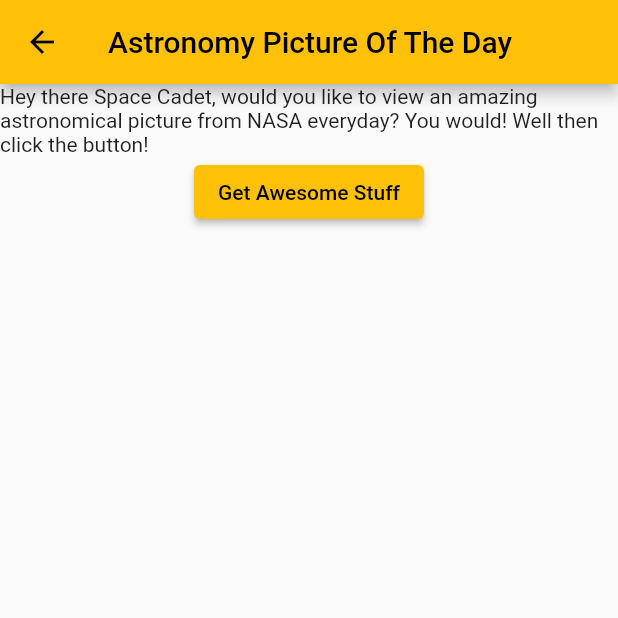
After one commit to BaiDom/stAR., a Flutter app: the APOD screen opened directly, after a tap on "Get Awesome Stuff", on a phone screen of 412 x 824 dp, the top half of it. The commit adds this screen. Run offline on Flutter 3.47's test engine with Material 2 defaults, Android fonts, the phone set to English and light mode, and no system bars; our stand-ins replace geocoding, geolocator; network calls fail.

Commit message:
APOD integrated, needs styling and work on open on page load

```diff
--- /dev/null
+++ b/lib/apireq.dart
@@ -0,0 +1,58 @@
+import 'dart:convert';
+import 'package:flutter/material.dart';
+import 'package:http/http.dart' as http;
+
+class APOD extends StatefulWidget {
+  const APOD({super.key});
+
+  @override
+  State<APOD> createState() => _APODState();
+}
+
+class _APODState extends State<APOD> {
+  Map<String, dynamic>? starData;
+
+  @override
+  Widget build(BuildContext context) {
+    var body;
+    if (starData != null) {
+      body = Center(
+          child: Column(children: [
+        Text(starData!['copyright']),
+        Image.network(starData!['url']),
+        Text(starData!['explanation'])
+      ]));
+    } else {
+      body = Center(
+          child: Column(
+        children: [
+          Text(
+              'Hey there Space Cadet, would you like to view an amazing astronomical picture from NASA everyday? You would! Well then click the button!'),
+          ElevatedButton(
+            onPressed: fetchAPI,
+            child: Text("Get Awesome Stuff"),
+          )
+        ],
+      ));
+    }
+    return Scaffold(
+      appBar: AppBar(
+        title: const Text('Astronomy Picture Of The Day'),
+      ),
+      body: body,
+    );
+  }
+
+  void fetchAPI() async {
+    const url =
+        'https://api.nasa.gov/planetary/apod?api_key=iRDlURIVK0SQdDk3D5Wx1Rd1Tr9J4zP5YHSWWP91';
+    var uri = Uri.parse(url);
+    var res = await http.get(uri);
+    var body = res.body;
+    var copy = jsonDecode(body);
+    setState(() {
+      starData = Map.from(copy);
+    });
+    print('SUCCESSSSSS!!!!');
+  }
+}
--- a/lib/home_page.dart
+++ b/lib/home_page.dart
@@ -1,6 +1,10 @@
+import 'dart:convert';
+
 import 'package:flutter/material.dart';
 import 'package:test_project/location_page.dart';
 import 'package:test_project/star_map.dart';
+import 'apireq.dart';
+import 'package:http/http.dart' as http;
 
 class HomePage extends StatelessWidget {
   const HomePage({super.key});
@@ -33,6 +37,18 @@ class HomePage extends StatelessWidget {
           },
           child: Text('Location'),
         ),
+        ElevatedButton(
+          onPressed: () {
+            Navigator.of(context).push(
+              MaterialPageRoute(
+                builder: (BuildContext context) {
+                  return const APOD();
+                },
+              ),
+            );
+          },
+          child: Text('Astronomy Picture Of The Day'),
+        ),
       ]),
     );
   }
--- a/pubspec.yaml
+++ b/pubspec.yaml
@@ -37,6 +37,7 @@ dependencies:
   cupertino_icons: ^1.0.2
   geolocator: ^9.0.2
   geocoding: ^2.0.5
+  http: ^0.13.5
 
 dev_dependencies:
   flutter_test:
```
Also changed, not shown: pubspec.lock.
